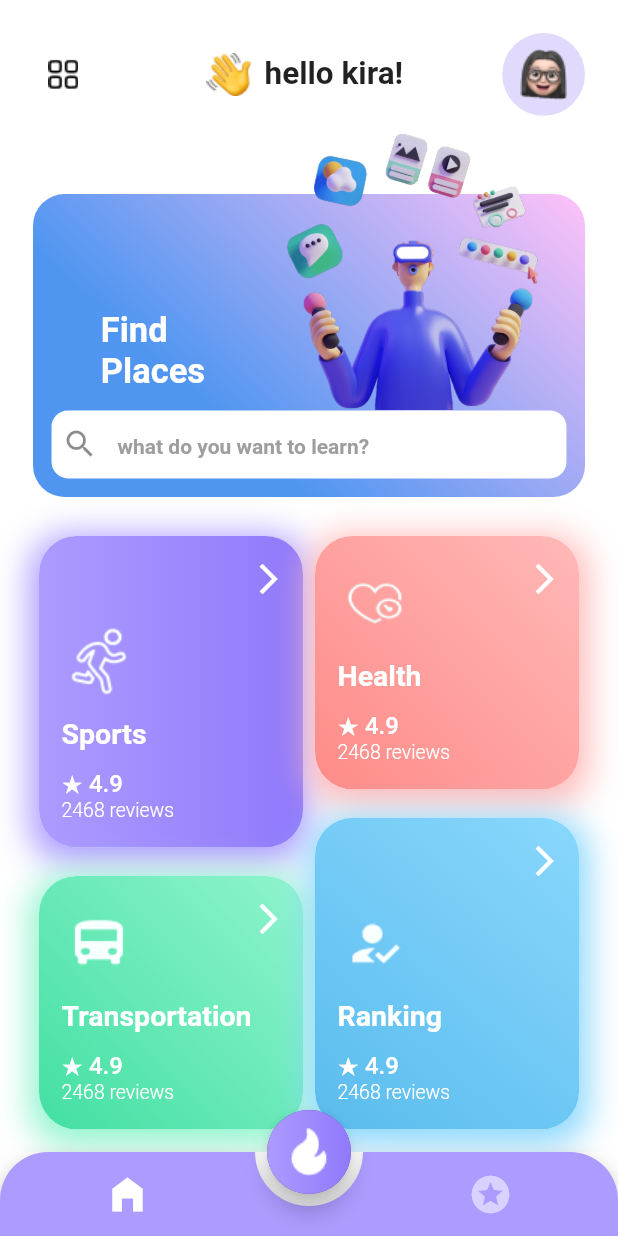
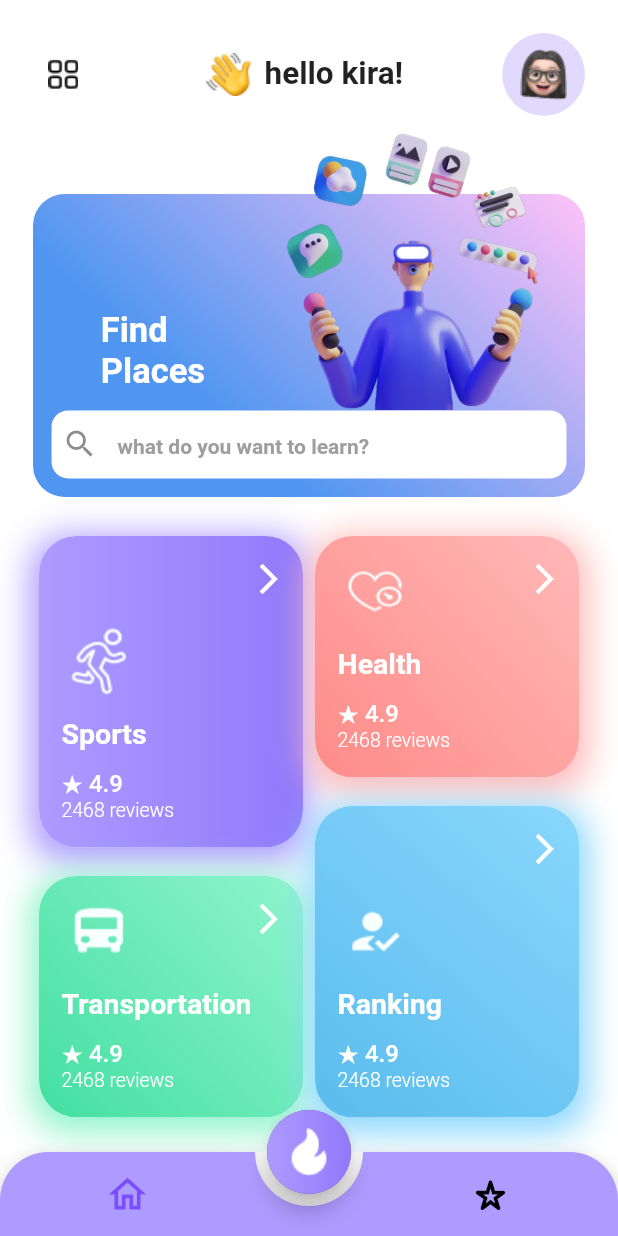
Before and after one commit to anas3a/shoishob, a Flutter app: the Home screen opened directly, on a phone screen of 412 x 824 dp. Run offline on Flutter 3.47's test engine with Material 2 defaults, Android fonts, the phone set to English and light mode, and no system bars; drawn by our look-alikes of animated_bottom_navigation_bar.

Commit message:
bottom navbar icons fixed.

```diff
--- a/lib/Screens/home.dart
+++ b/lib/Screens/home.dart
@@ -9,15 +9,16 @@ class Home extends StatefulWidget {
   State<Home> createState() => _HomeState();
 }
 
-class _HomeState extends State<Home> with TickerProviderStateMixin{
+class _HomeState extends State<Home> with TickerProviderStateMixin {
   var _bottomNavIndex = 0;
+
   @override
   Widget build(BuildContext context) {
     var size = MediaQuery.of(context).size;
 
     final iconList = <IconData>[
-      Icons.home_filled,
-      Icons.stars,
+      Icons.home_outlined,
+      Icons.star_border_purple500_rounded,
       // Icons.brightness_5,
       // Icons.brightness_4,
       // Icons.brightness_6,
@@ -30,23 +31,27 @@ class _HomeState extends State<Home> with TickerProviderStateMixin{
     return Scaffold(
       floatingActionButton: FloatingActionButton(
         child: Container(
-          width: 60,
-          height: 60,
-          decoration: const BoxDecoration(
-              shape: BoxShape.circle,
-              gradient: LinearGradient(colors: [Color(0xffAD9BFF), Color(0xff9079FB)])
-          ),
-          child: Center(child: Image.asset('assets/images/trending.png', width: 35, height: 35,))
-        ),
-        onPressed: () {  },
+            width: 60,
+            height: 60,
+            decoration: const BoxDecoration(
+                shape: BoxShape.circle,
+                gradient: LinearGradient(
+                    colors: [Color(0xffAD9BFF), Color(0xff9079FB)])),
+            child: Center(
+                child: Image.asset(
+              'assets/images/trending.png',
+              width: 35,
+              height: 35,
+            ))),
+        onPressed: () {},
         //params
       ),
       floatingActionButtonLocation: FloatingActionButtonLocation.centerDocked,
       bottomNavigationBar: AnimatedBottomNavigationBar(
         icons: iconList,
         backgroundColor: const Color(0xffAD9BFF),
-        inactiveColor: Colors.white54,
-        activeColor: Colors.white,
+        // inactiveColor: Colors.white54,
+        // activeColor: Colors.white,
         activeIndex: _bottomNavIndex,
         iconSize: 30,
         splashRadius: 31,
@@ -389,8 +394,7 @@ class _HomeState extends State<Home> with TickerProviderStateMixin{
                                     children: [
                                       // SizedBox(height: (size.width - 44 - 16) * .01),
                                       Padding(
-                                        padding: const EdgeInsets.only(
-                                            top: 8.0, left: 3),
+                                        padding: const EdgeInsets.only(left: 3),
                                         child: Image.asset(
                                           'assets/images/busLogo.png',
                                           width: (size.width - 44 - 16) * .21,
@@ -489,8 +493,7 @@ class _HomeState extends State<Home> with TickerProviderStateMixin{
                                     children: [
                                       // SizedBox(height: (size.width - 44 - 16) * .01),
                                       Padding(
-                                        padding: const EdgeInsets.only(
-                                            top: 8.0, left: 3),
+                                        padding: const EdgeInsets.only(left: 3),
                                         child: Image.asset(
                                           'assets/images/healthLogo.png',
                                           width: (size.width - 44 - 16) * .21,
```
